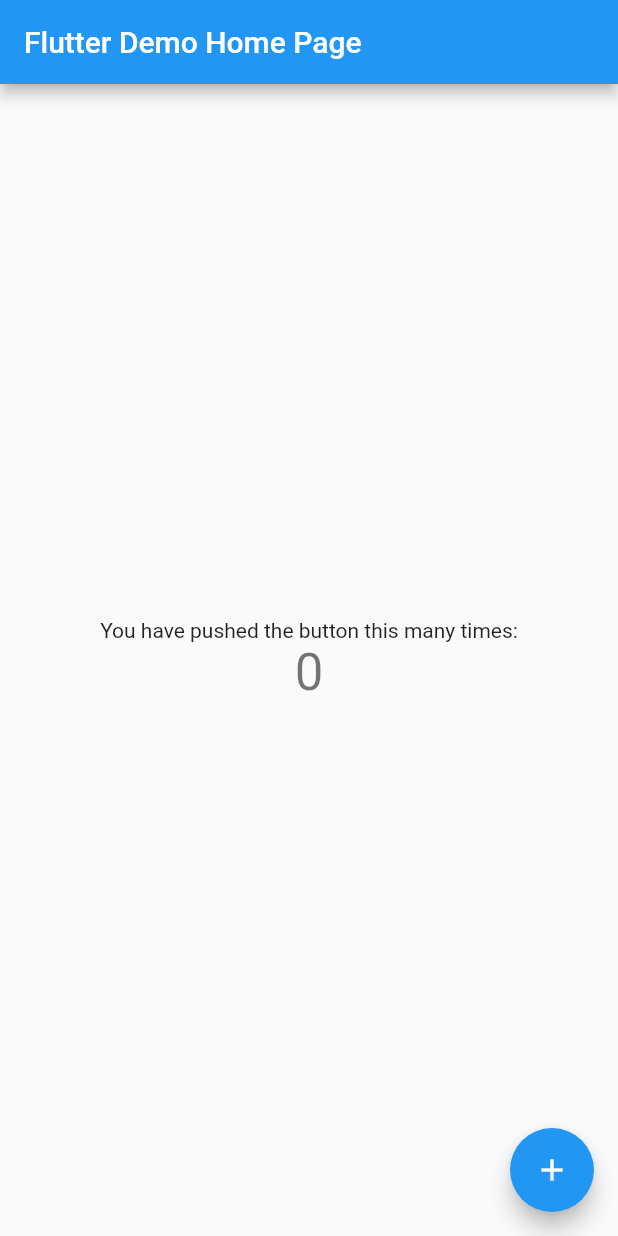
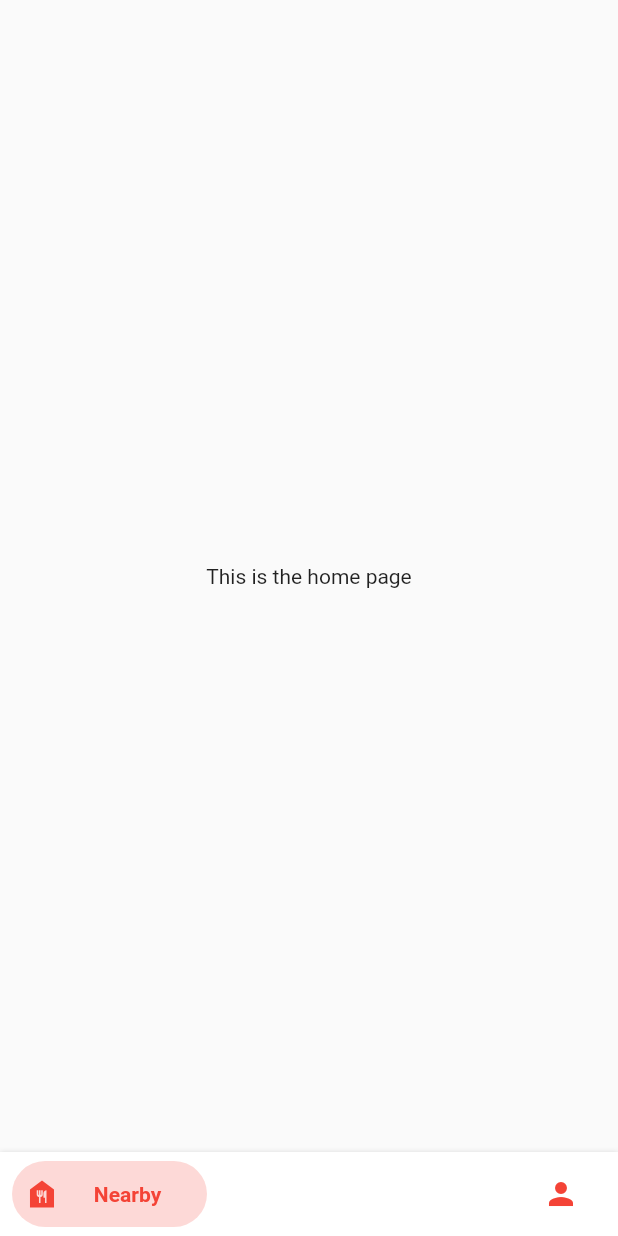
Before and after one commit to Teo-KJ/Team-Memory-Leak_Brainhack-Code_Exp, a Flutter app: the screen it shows after launch, on a phone screen of 412 x 824 dp. Run offline on Flutter 3.47's test engine with Material 2 defaults, Android fonts, the phone set to English and light mode, and no system bars; drawn by our look-alikes of bottom_navy_bar; our stand-ins replace flutter_icons; accounts and stored records are empty.

Commit message:
setup base structure for different pages

```diff
--- a/frontend/flutter_application/lib/main.dart
+++ b/frontend/flutter_application/lib/main.dart
@@ -1,4 +1,5 @@
 import 'package:flutter/material.dart';
+import 'package:flutter_application/views/bottom_navigation/bottom_navigation.dart';
 
 void main() {
   runApp(MyApp());
@@ -9,109 +10,7 @@ class MyApp extends StatelessWidget {
   @override
   Widget build(BuildContext context) {
     return MaterialApp(
-      title: 'Flutter Demo',
-      theme: ThemeData(
-        // This is the theme of your application.
-        //
-        // Try running your application with "flutter run". You'll see the
-        // application has a blue toolbar. Then, without quitting the app, try
-        // changing the primarySwatch below to Colors.green and then invoke
-        // "hot reload" (press "r" in the console where you ran "flutter run",
-        // or simply save your changes to "hot reload" in a Flutter IDE).
-        // Notice that the counter didn't reset back to zero; the application
-        // is not restarted.
-        primarySwatch: Colors.blue,
-        // This makes the visual density adapt to the platform that you run
-        // the app on. For desktop platforms, the controls will be smaller and
-        // closer together (more dense) than on mobile platforms.
-        visualDensity: VisualDensity.adaptivePlatformDensity,
-      ),
-      home: MyHomePage(title: 'Flutter Demo Home Page'),
+      home: BottomNavigation(),
     );
   }
 }
-
-class MyHomePage extends StatefulWidget {
-  MyHomePage({Key key, this.title}) : super(key: key);
-
-  // This widget is the home page of your application. It is stateful, meaning
-  // that it has a State object (defined below) that contains fields that affect
-  // how it looks.
-
-  // This class is the configuration for the state. It holds the values (in this
-  // case the title) provided by the parent (in this case the App widget) and
-  // used by the build method of the State. Fields in a Widget subclass are
-  // always marked "final".
-
-  final String title;
-
-  @override
-  _MyHomePageState createState() => _MyHomePageState();
-}
-
-class _MyHomePageState extends State<MyHomePage> {
-  int _counter = 0;
-
-  void _incrementCounter() {
-    setState(() {
-      // This call to setState tells the Flutter framework that something has
-      // changed in this State, which causes it to rerun the build method below
-      // so that the display can reflect the updated values. If we changed
-      // _counter without calling setState(), then the build method would not be
-      // called again, and so nothing would appear to happen.
-      _counter++;
-    });
-  }
-
-  @override
-  Widget build(BuildContext context) {
-    // This method is rerun every time setState is called, for instance as done
-    // by the _incrementCounter method above.
-    //
-    // The Flutter framework has been optimized to make rerunning build methods
-    // fast, so that you can just rebuild anything that needs updating rather
-    // than having to individually change instances of widgets.
-    return Scaffold(
-      appBar: AppBar(
-        // Here we take the value from the MyHomePage object that was created by
-        // the App.build method, and use it to set our appbar title.
-        title: Text(widget.title),
-      ),
-      body: Center(
-        // Center is a layout widget. It takes a single child and positions it
-        // in the middle of the parent.
-        child: Column(
-          // Column is also a layout widget. It takes a list of children and
-          // arranges them vertically. By default, it sizes itself to fit its
-          // children horizontally, and tries to be as tall as its parent.
-          //
-          // Invoke "debug painting" (press "p" in the console, choose the
-          // "Toggle Debug Paint" action from the Flutter Inspector in Android
-          // Studio, or the "Toggle Debug Paint" command in Visual Studio Code)
-          // to see the wireframe for each widget.
-          //
-          // Column has various properties to control how it sizes itself and
-          // how it positions its children. Here we use mainAxisAlignment to
-          // center the children vertically; the main axis here is the vertical
-          // axis because Columns are vertical (the cross axis would be
-          // horizontal).
-          mainAxisAlignment: MainAxisAlignment.center,
-          children: <Widget>[
-            Text(
-              'You have pushed the button this many times:',
-            ),
-            Text(
-              '$_counter',
-              style: Theme.of(context).textTheme.headline4,
-            ),
-          ],
-        ),
-      ),
-      floatingActionButton: FloatingActionButton(
-        onPressed: _incrementCounter,
-        tooltip: 'Increment',
-        child: Icon(Icons.add),
-      ), // This trailing comma makes auto-formatting nicer for build methods.
-    );
-  }
-}
--- /dev/null
+++ b/frontend/flutter_application/lib/models/Account.dart
@@ -0,0 +1,5 @@
+class Account {
+  int id;
+  String name;
+  int points;
+}
--- /dev/null
+++ b/frontend/flutter_application/lib/services/network.dart
@@ -0,0 +1 @@
+class NetworkManager {}
--- /dev/null
+++ b/frontend/flutter_application/lib/views/bottom_navigation/bottom_navigation.dart
@@ -0,0 +1,50 @@
+import 'package:bottom_navy_bar/bottom_navy_bar.dart';
+import 'package:flutter/material.dart';
+import 'package:flutter_application/views/home_page/home_page.dart';
+import 'package:flutter_application/views/profile_page/profile_page.dart';
+import 'package:flutter_icons/flutter_icons.dart';
+
+class BottomNavigation extends StatefulWidget {
+  const BottomNavigation({Key key}) : super(key: key);
+
+  @override
+  _BottomNavigationState createState() => _BottomNavigationState();
+}
+
+class _BottomNavigationState extends State<BottomNavigation> {
+  int _currentIndex = 0;
+  var pages = [
+    HomePage(),
+    ProfilePage(),
+  ];
+
+  @override
+  Widget build(BuildContext context) {
+    return Scaffold(
+      body: Builder(builder: (context) {
+        return pages[_currentIndex];
+      }),
+      bottomNavigationBar: BottomNavyBar(
+        selectedIndex: _currentIndex,
+        showElevation: true,
+        itemCornerRadius: 24,
+        curve: Curves.easeIn,
+        onItemSelected: (index) => setState(() => _currentIndex = index),
+        items: <BottomNavyBarItem>[
+          BottomNavyBarItem(
+            icon: Icon(Icons.food_bank),
+            title: Text('Nearby Stalls'),
+            activeColor: Colors.red,
+            textAlign: TextAlign.center,
+          ),
+          BottomNavyBarItem(
+            icon: Icon(Icons.person),
+            title: Text('Me'),
+            activeColor: Colors.red,
+            textAlign: TextAlign.center,
+          ),
+        ],
+      ),
+    );
+  }
+}
--- /dev/null
+++ b/frontend/flutter_application/lib/views/home_page/home_page.dart
@@ -0,0 +1,19 @@
+import 'package:flutter/material.dart';
+
+class HomePage extends StatefulWidget {
+  const HomePage({Key key}) : super(key: key);
+
+  @override
+  _HomePageState createState() => _HomePageState();
+}
+
+class _HomePageState extends State<HomePage> {
+  @override
+  Widget build(BuildContext context) {
+    return Center(
+      child: Container(
+        child: Text('This is the home page'),
+      ),
+    );
+  }
+}
--- /dev/null
+++ b/frontend/flutter_application/lib/views/home_page/view_model.dart
@@ -0,0 +1,6 @@
+import 'package:flutter/material.dart';
+import 'package:flutter_application/models/Stall.dart';
+
+class HomePageViewModel extends ChangeNotifier {
+  List<Stall> stalls = [];
+}
--- /dev/null
+++ b/frontend/flutter_application/lib/views/profile_page/view_model.dart
@@ -0,0 +1,6 @@
+import 'package:flutter/material.dart';
+import 'package:flutter_application/models/Account.dart';
+
+class HomePageViewModel extends ChangeNotifier {
+  Account account;
+}
```
Also changed, not shown: frontend/flutter_application/lib/models/HawkerCentre.dart (added, +11 -0 lines), frontend/flutter_application/lib/models/Stall.dart (added, +10 -0 lines), frontend/flutter_application/lib/services/database.dart (added, +10 -0 lines), frontend/flutter_application/lib/views/home_page/components/bottom_sheet.dart (added, +17 -0 lines), frontend/flutter_application/lib/views/home_page/components/map_view.dart (added, +17 -0 lines), frontend/flutter_application/lib/views/profile_page/profile_page.dart (added, +19 -0 lines), frontend/flutter_application/lib/views/qr_page/scan_qr_page.dart (added, +17 -0 lines), frontend/flutter_application/pubspec.yaml (+3 -4 lines), frontend/flutter_application/lib/views/qr_page/view_model.dart (added), frontend/flutter_application/pubspec.lock.
